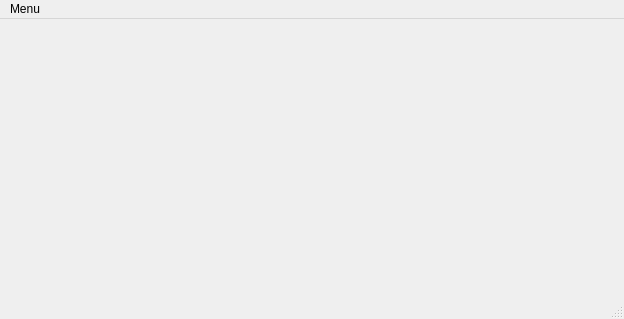
Qt form src/mainasapcdwindow.ui (Sidnioulz/soda-cd) before a commit.
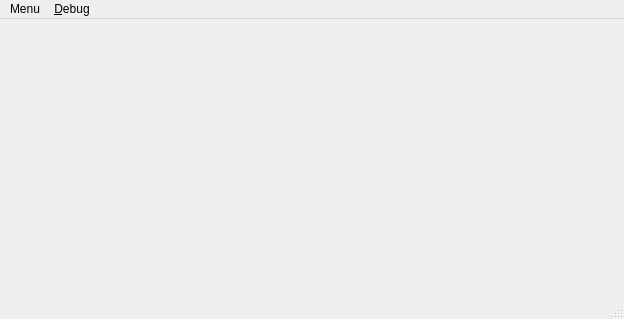
The same form after that commit.

Commit message:
Added a 'show 3D widget' check menu item in a debug menu
original bzr status:
revno: 12
committer: Steve Dodier-Lazaro <steve.dodier-lazaro@inria.fr>
branch nick: trunk
timestamp: Tue 2012-06-12 15:37:04 +0200

The edit to the form file:
```diff
--- a/src/mainasapcdwindow.ui
+++ b/src/mainasapcdwindow.ui
@@ -41,7 +41,13 @@
      <string>Menu</string>
     </property>
    </widget>
+   <widget class="QMenu" name="menuDebug">
+    <property name="title">
+     <string>&amp;Debug</string>
+    </property>
+   </widget>
    <addaction name="menuMenu"/>
+   <addaction name="menuDebug"/>
   </widget>
   <widget class="QStatusBar" name="statusbar"/>
  </widget>
```
Left out of the diff: 11 changed lines with no effect on the pictures. The commit also changes 1 other file.
